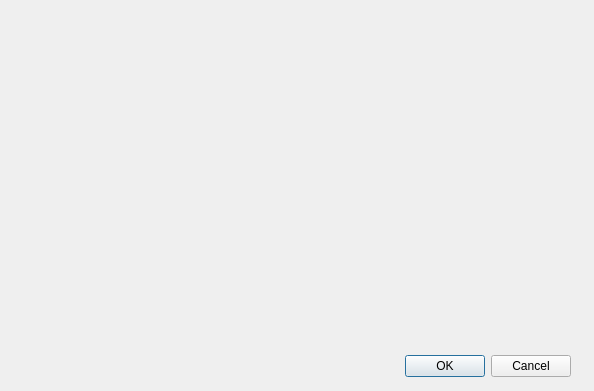
inasafe/inasafe, file safe_qgis/configurable_impact_functions_dialog_base.ui: the form before one commit.
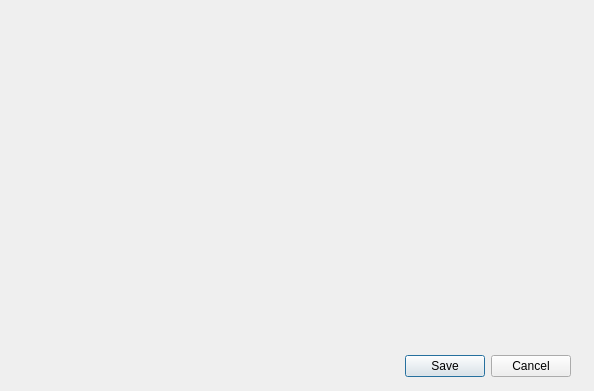
The form after the commit.

Diff of the .ui file:
```diff
--- a/safe_qgis/configurable_impact_functions_dialog_base.ui
+++ b/safe_qgis/configurable_impact_functions_dialog_base.ui
@@ -26,7 +26,7 @@
     <enum>Qt::Horizontal</enum>
    </property>
    <property name="standardButtons">
-    <set>QDialogButtonBox::Cancel|QDialogButtonBox::Ok</set>
+    <set>QDialogButtonBox::Cancel|QDialogButtonBox::Save</set>
    </property>
   </widget>
   <widget class="QWidget" name="formLayoutWidget">
```
